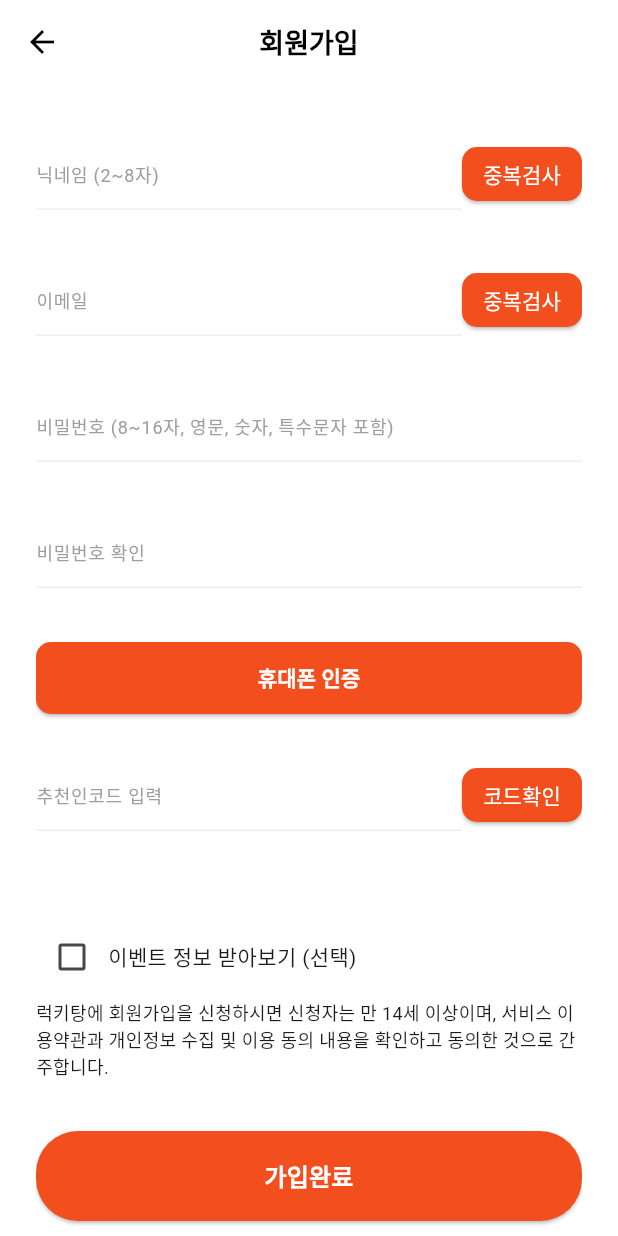
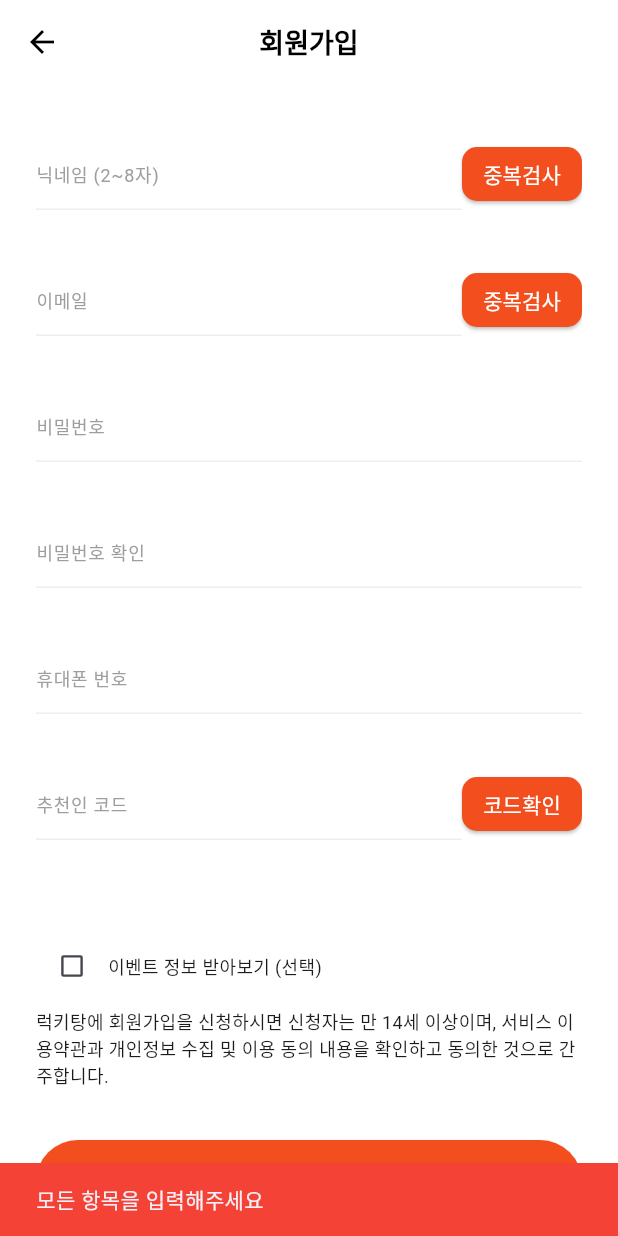
Before and after one commit to hshy1839/lucky_pang, a Flutter app: the SignUpScreen screen opened by its route, after a tap on "가입완료", on a phone screen of 412 x 824 dp. Run offline on Flutter 3.47's test engine with Material 3 defaults, Android fonts, the phone set to English and light mode, and no system bars; our stand-ins replace carousel_slider, flutter_screenutil, share_plus, shared_preferences; accounts and stored records are empty; network calls fail; Roboto replaces fonts that are missing (pretendard-regular).

Commit message:
feat: 회원가입 중복검사 및 추천인 코드 조회 완료

```diff
--- a/lib/controllers/login/login_controller.dart
+++ b/lib/controllers/login/login_controller.dart
@@ -53,7 +53,7 @@ class LoginController {
           TextButton(
             child: Text('확인', style: TextStyle(color: Colors.blueAccent)),
             onPressed: () {
-              Navigator.pushNamedAndRemoveUntil(context, '/main', (route) => false);
+              Navigator.pushNamedAndRemoveUntil(context, '/', (route) => false);
             },
           ),
         ],
--- a/lib/controllers/login/signup_controller.dart
+++ b/lib/controllers/login/signup_controller.dart
@@ -2,62 +2,119 @@ import 'package:flutter/material.dart';
 import 'package:http/http.dart' as http;
 import 'dart:convert';
 import '../../views/login_activity/login.dart';
+import '../userinfo_screen_controller.dart';
 
 class SignupController extends ChangeNotifier {
-  final nameController = TextEditingController();
-  final usernameController = TextEditingController();
+  final nicknameController = TextEditingController();
+  final emailController = TextEditingController();
   final passwordController = TextEditingController();
   final confirmPasswordController = TextEditingController();
+  final referralCodeController = TextEditingController();
   final phoneController = TextEditingController();
 
   String errorMessage = '';
 
+  Future<void> checkNicknameDuplicate(BuildContext context) async {
+    final nickname = nicknameController.text.trim();
+
+    if (nickname.isEmpty) {
+      ScaffoldMessenger.of(context).showSnackBar(const SnackBar(content: Text('닉네임을 입력해주세요.')));
+      return;
+    }
+
+    final response = await http.post(
+      Uri.parse('http://172.30.1.42:7778/api/users/check-duplicate'),
+      headers: {'Content-Type': 'application/json'},
+      body: jsonEncode({'nickname': nickname}),
+    );
+
+    final data = jsonDecode(response.body);
+    final exists = data['exists'] == true;
+
+    ScaffoldMessenger.of(context).showSnackBar(
+      SnackBar(content: Text(exists ? '이미 사용 중인 닉네임입니다.' : '사용 가능한 닉네임입니다.')),
+    );
+  }
+
+  Future<void> checkEmailDuplicate(BuildContext context) async {
+    final email = emailController.text.trim();
+
+    if (email.isEmpty) {
+      ScaffoldMessenger.of(context).showSnackBar(const SnackBar(content: Text('닉네임을 입력해주세요.')));
+      return;
+    }
+
+    final response = await http.post(
+      Uri.parse('http://172.30.1.42:7778/api/users/check-duplicate'),
+      headers: {'Content-Type': 'application/json'},
+      body: jsonEncode({'email': email}),
+    );
+
+    final data = jsonDecode(response.body);
+    final exists = data['exists'] == true;
+
+    ScaffoldMessenger.of(context).showSnackBar(
+      SnackBar(content: Text(exists ? '이미 사용 중인 이메일입니다.' : '사용 가능한 이메일입니다.')),
+    );
+  }
+
+  Future<void> checkReferralCode(BuildContext context) async {
+    final referralCode = referralCodeController.text.trim();
+
+    if (referralCode.isEmpty) {
+      ScaffoldMessenger.of(context).showSnackBar(const SnackBar(content: Text('닉네임을 입력해주세요.')));
+      return;
+    }
+
+    final response = await http.post(
+      Uri.parse('http://172.30.1.42:7778/api/users/check-referral'),
+      headers: {'Content-Type': 'application/json'},
+      body: jsonEncode({'referralCode': referralCode}),
+    );
+
+    final data = jsonDecode(response.body);
+    final exists = data['exists'] == true;
+
+    ScaffoldMessenger.of(context).showSnackBar(
+      SnackBar(content: Text(exists ? '사용 가능한 코드 입니다.' : '사용 불가능한 코드입니다.')),
+    );
+  }
+
+
   Future<void> submitData(BuildContext context) async {
-
-    if (nameController.text.isEmpty ||
-        usernameController.text.isEmpty ||
+    if (nicknameController.text.isEmpty ||
+        emailController.text.isEmpty ||
         passwordController.text.isEmpty ||
-        confirmPasswordController.text.isEmpty ||
-        phoneController.text.isEmpty)
-         {
+        confirmPasswordController.text.isEmpty) {
       ScaffoldMessenger.of(context).showSnackBar(
-        SnackBar(
-          content: Text('칸을 모두 채워주세요'),
-          backgroundColor: Colors.red,
-        ),
+        SnackBar(content: Text('모든 항목을 입력해주세요'), backgroundColor: Colors.red),
       );
       return;
     }
-    // 비밀번호와 비밀번호 확인 비교
+
     if (passwordController.text != confirmPasswordController.text) {
-      errorMessage = '비밀번호와 비밀번호 확인이 일치하지 않습니다.';
-      notifyListeners();
+      ScaffoldMessenger.of(context).showSnackBar(
+        SnackBar(content: Text('비밀번호가 일치하지 않습니다.'), backgroundColor: Colors.red),
+      );
       return;
     }
 
     final response = await http.post(
       Uri.parse('http://172.30.1.42:7778/api/users/signup'),
-      headers: <String, String>{
-        'Content-Type': 'application/json; charset=UTF-8',
-      },
-      body: jsonEncode(<String, Object>{
-        'name': nameController.text,
-        'username': usernameController.text,
+      headers: {'Content-Type': 'application/json; charset=UTF-8'},
+      body: jsonEncode({
+        'email': emailController.text,
+        'nickname': nicknameController.text,
         'password': passwordController.text,
         'phoneNumber': phoneController.text,
+        'referralCode': referralCodeController.text,
         'is_active': true,
       }),
     );
 
-    // 서버 응답 처리
     if (response.statusCode == 200) {
-      ScaffoldMessenger.of(context).showSnackBar(
-        SnackBar(content: Text('회원가입 성공')),
-      );
-      Navigator.pushReplacement(
-        context,
-        MaterialPageRoute(builder: (context) => LoginScreen()),
-      );
+      ScaffoldMessenger.of(context).showSnackBar(SnackBar(content: Text('회원가입 성공')));
+      Navigator.pushReplacement(context, MaterialPageRoute(builder: (_) => LoginScreen()));
     } else {
       final responseData = jsonDecode(response.body);
       errorMessage = responseData['message'] ?? '회원가입 실패';
@@ -65,14 +122,14 @@ class SignupController extends ChangeNotifier {
     }
   }
 
-
   @override
   void dispose() {
-    nameController.dispose();
-    usernameController.dispose();
+    nicknameController.dispose();
+    emailController.dispose();
     passwordController.dispose();
     confirmPasswordController.dispose();
     phoneController.dispose();
+    referralCodeController.dispose();
     super.dispose();
   }
 }
--- a/lib/routes/app_routes.dart
+++ b/lib/routes/app_routes.dart
@@ -1,3 +1,4 @@
+import 'package:attedance_app/main.dart';
 import 'package:flutter/material.dart';
 import '../views/login_activity/login.dart';
 import '../views/login_activity/signup.dart';
@@ -29,6 +30,7 @@ import '../views/shopping_screen/shopping_screen.dart';
 
 class AppRoutes {
   static Map<String, WidgetBuilder> get routes => {
+    '/main': (_) => MainScreenWithFooter(),
     '/login': (_) => LoginScreen(),
     '/signup': (_) => SignUpScreen(),
     '/signupAgree': (_) => SignupAgreeScreen(),
--- a/lib/views/login_activity/signup.dart
+++ b/lib/views/login_activity/signup.dart
@@ -1,23 +1,15 @@
 import 'package:flutter/material.dart';
+import 'package:provider/provider.dart';
 
-class SignUpScreen extends StatefulWidget {
+import '../../controllers/login/signup_controller.dart';
+
+class SignUpScreen extends StatelessWidget {
   const SignUpScreen({super.key});
 
   @override
-  State<SignUpScreen> createState() => _SignUpScreenState();
-}
+  Widget build(BuildContext context) {
+    final signupController = Provider.of<SignupController>(context);
 
-class _SignUpScreenState extends State<SignUpScreen> {
-  final TextEditingController nicknameController = TextEditingController();
-  final TextEditingController emailController = TextEditingController();
-  final TextEditingController passwordController = TextEditingController();
-  final TextEditingController confirmPasswordController = TextEditingController();
-  final TextEditingController recommendCodeController = TextEditingController();
-
-  bool eventAgree = false;
-
-  @override
-  Widget build(BuildContext context) {
     return Scaffold(
       backgroundColor: Colors.white,
       appBar: AppBar(
@@ -28,47 +20,54 @@ class _SignUpScreenState extends State<SignUpScreen> {
         iconTheme: const IconThemeData(color: Colors.black),
       ),
       body: Padding(
-        padding: const EdgeInsets.symmetric(horizontal: 24.0, vertical: 0),
+        padding: const EdgeInsets.symmetric(horizontal: 24.0),
         child: SingleChildScrollView(
           child: Column(
-            crossAxisAlignment: CrossAxisAlignment.center,
-            mainAxisAlignment: MainAxisAlignment.center,
             children: [
               const SizedBox(height: 36),
-              _buildInputWithButton('닉네임 (2~8자)', nicknameController, '중복검사'),
+              _buildInputWithButton(
+                context,
+                '닉네임 (2~8자)',
+                signupController.nicknameController,
+                '중복검사',
+                    () => signupController.checkNicknameDuplicate(context),
+              ),
+
               const SizedBox(height: 36),
-              _buildInputWithButton('이메일', emailController, '중복검사'),
+              _buildInputWithButton(
+                context,
+                '이메일',
+                signupController.emailController,
+                '중복검사',
+                    () => signupController.checkEmailDuplicate(context),
+              ),
               const SizedBox(height: 36),
-              _buildTextField('비밀번호 (8~16자, 영문, 숫자, 특수문자 포함)', passwordController, obscureText: true),
+              _buildTextField('비밀번호', signupController.passwordController, obscureText: true),
               const SizedBox(height: 36),
-              _buildTextField('비밀번호 확인', confirmPasswordController, obscureText: true),
+              _buildTextField('비밀번호 확인', signupController.confirmPasswordController, obscureText: true),
               const SizedBox(height: 36),
-              SizedBox(
-                width: double.infinity,
-                height: 48,
-                child: ElevatedButton(
-                  onPressed: () {},
-                  style: ElevatedButton.styleFrom(
-                    backgroundColor: Theme.of(context).primaryColor,
-                    shape: RoundedRectangleBorder(
-                      borderRadius: BorderRadius.circular(10),
-                    ),
-                  ),
-                  child: const Text('휴대폰 인증', style: TextStyle(color: Colors.white, fontWeight: FontWeight.bold)),
-                ),
+              _buildTextField('휴대폰 번호', signupController.phoneController),
+              const SizedBox(height: 36),
+              _buildInputWithButton(
+                context,
+                '추천인 코드',
+                signupController.referralCodeController,
+                '코드확인',
+                    () => signupController.checkReferralCode(context),
               ),
-              const SizedBox(height: 30),
-              _buildInputWithButton('추천인코드 입력', recommendCodeController, '코드확인'),
               const SizedBox(height: 60),
               Row(
                 children: [
-                  Checkbox(
-                    value: eventAgree,
-                    onChanged: (value) => setState(() => eventAgree = value ?? false),
-                    activeColor: Theme.of(context).primaryColor,
-                    checkColor: Colors.white,
+                  Transform.scale(
+                    scale: 0.8,
+                    child: Checkbox(
+                      value: false,
+                      onChanged: (_) {},
+                      activeColor: Theme.of(context).primaryColor,
+                      checkColor: Colors.white,
+                    ),
                   ),
-                  const Text('이벤트 정보 받아보기 (선택)')
+                  const Text('이벤트 정보 받아보기 (선택)', style: TextStyle(fontSize: 12)),
                 ],
               ),
               const SizedBox(height: 4),
@@ -81,7 +80,7 @@ class _SignUpScreenState extends State<SignUpScreen> {
                 width: double.infinity,
                 height: 60,
                 child: ElevatedButton(
-                  onPressed: () {},
+                  onPressed: () => signupController.submitData(context),
                   style: ElevatedButton.styleFrom(
                     backgroundColor: Theme.of(context).primaryColor,
                     shape: RoundedRectangleBorder(borderRadius: BorderRadius.circular(28)),
@@ -97,7 +96,7 @@ class _SignUpScreenState extends State<SignUpScreen> {
     );
   }
 
-  Widget _buildInputWithButton(String hint, TextEditingController controller, String buttonText) {
+  Widget _buildInputWithButton(BuildContext context, String hint, TextEditingController controller, String buttonText, VoidCallback onPressed) {
     return Row(
       children: [
         Expanded(
@@ -106,13 +105,13 @@ class _SignUpScreenState extends State<SignUpScreen> {
             decoration: InputDecoration(
               hintText: hint,
               hintStyle: const TextStyle(color: Colors.grey, fontSize: 12),
-              enabledBorder:  UnderlineInputBorder(borderSide: BorderSide(color: Colors.grey[200]!)),
+              enabledBorder: UnderlineInputBorder(borderSide: BorderSide(color: Colors.grey[200]!)),
               focusedBorder: UnderlineInputBorder(borderSide: BorderSide(color: Colors.grey[200]!)),
             ),
           ),
         ),
         ElevatedButton(
-          onPressed: () {},
+          onPressed: onPressed,
           style: ElevatedButton.styleFrom(
             backgroundColor: Theme.of(context).primaryColor,
             minimumSize: const Size(80, 36),
@@ -124,6 +123,7 @@ class _SignUpScreenState extends State<SignUpScreen> {
       ],
     );
   }
+
 
   Widget _buildTextField(String hint, TextEditingController controller, {bool obscureText = false}) {
     return TextField(
--- a/lib/views/main_activity/main_screen.dart
+++ b/lib/views/main_activity/main_screen.dart
@@ -179,7 +179,7 @@ class _MainScreenState extends State<MainScreen> {
 
           // 5,000원 박스
           SliverToBoxAdapter(
-            child: SizedBox(height: 80),
+            child: SizedBox(height: 20),
           ),
           SliverToBoxAdapter(
             child: _buildCategoryHeader('5,000원 박스', context),
--- a/lib/views/main_activity/userinfo_detail_screen.dart
+++ b/lib/views/main_activity/userinfo_detail_screen.dart
@@ -23,8 +23,8 @@ class _UserDetailScreenState extends State<UserDetailScreen> {
   Future<void> _loadUserData() async {
     await _userInfoController.fetchUserInfo(context);
     setState(() {
-      nameController.text = _userInfoController.name;
-      usernameController.text = _userInfoController.username;
+      nameController.text = _userInfoController.nickname;
+      usernameController.text = _userInfoController.email;
       phoneNumberController.text = _userInfoController.phoneNumber;
     });
   }
```
Also changed, not shown: lib/controllers/userinfo_screen_controller.dart (+9 -5 lines), lib/main.dart (+14 -5 lines), lib/views/shopping_screen/shopping_screen.dart (+7 -7 lines).
